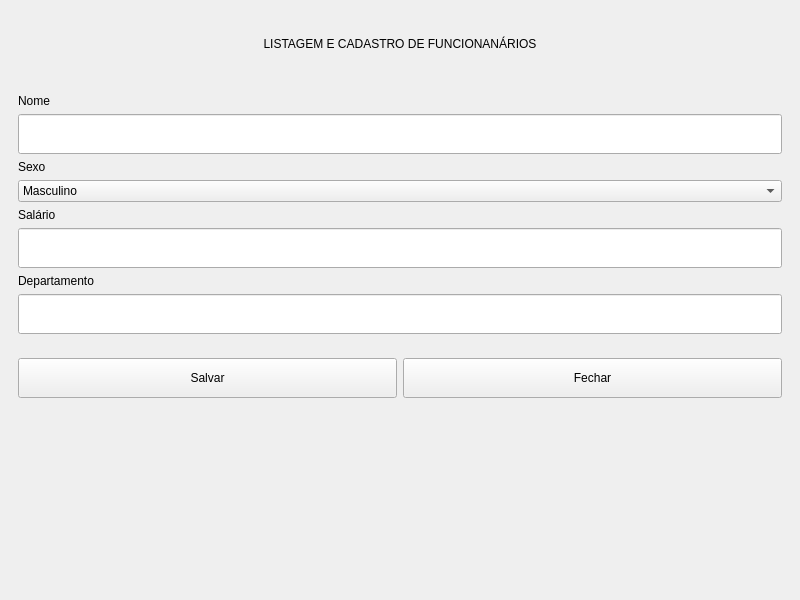
Old version of the form quarta_aula/main.ui in the repository abraaobb/python_basico_fpf.
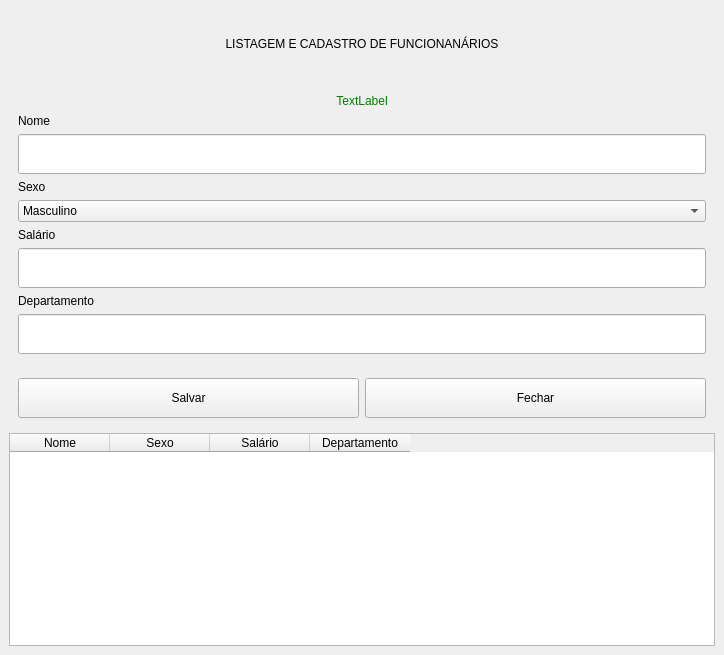
New version of the form.

Diff of the .ui file:
```diff
--- a/quarta_aula/main.ui
+++ b/quarta_aula/main.ui
@@ -6,8 +6,8 @@
    <rect>
     <x>0</x>
     <y>0</y>
-    <width>800</width>
-    <height>600</height>
+    <width>724</width>
+    <height>655</height>
    </rect>
   </property>
   <property name="windowTitle">
@@ -78,6 +78,19 @@
     <item>
      <widget class="QWidget" name="componentes" native="true">
       <layout class="QVBoxLayout" name="verticalLayout">
+       <item>
+        <widget class="QLabel" name="lbl_mensagem">
+         <property name="styleSheet">
+          <string notr="true">color: green;</string>
+         </property>
+         <property name="text">
+          <string>TextLabel</string>
+         </property>
+         <property name="alignment">
+          <set>Qt::AlignCenter</set>
+         </property>
+        </widget>
+       </item>
        <item>
         <widget class="QLabel" name="lbl_nome">
          <property name="text">
@@ -216,17 +229,28 @@
      </widget>
     </item>
     <item>
-     <spacer name="verticalSpacer">
-      <property name="orientation">
-       <enum>Qt::Vertical</enum>
-      </property>
-      <property name="sizeHint" stdset="0">
-       <size>
-        <width>20</width>
-        <height>40</height>
-       </size>
-      </property>
-     </spacer>
+     <widget class="QTableWidget" name="tbl_funcionarios">
+      <column>
+       <property name="text">
+        <string>Nome</string>
+       </property>
+      </column>
+      <column>
+       <property name="text">
+        <string>Sexo</string>
+       </property>
+      </column>
+      <column>
+       <property name="text">
+        <string>Salário</string>
+       </property>
+      </column>
+      <column>
+       <property name="text">
+        <string>Departamento</string>
+       </property>
+      </column>
+     </widget>
     </item>
    </layout>
   </widget>
```
